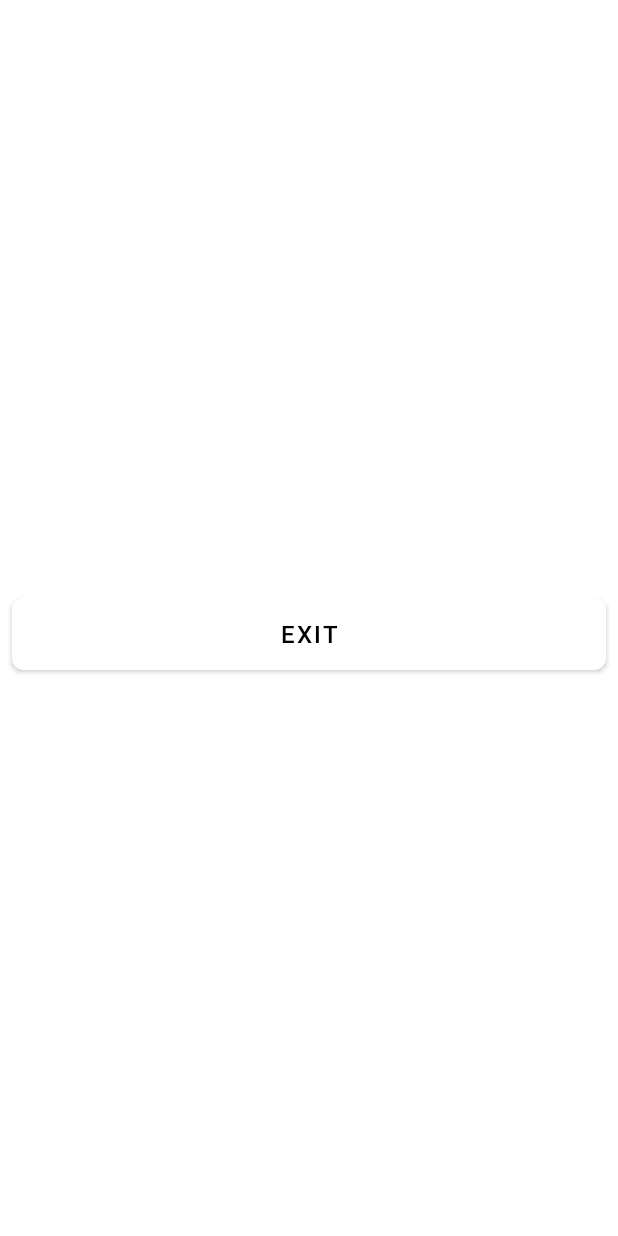
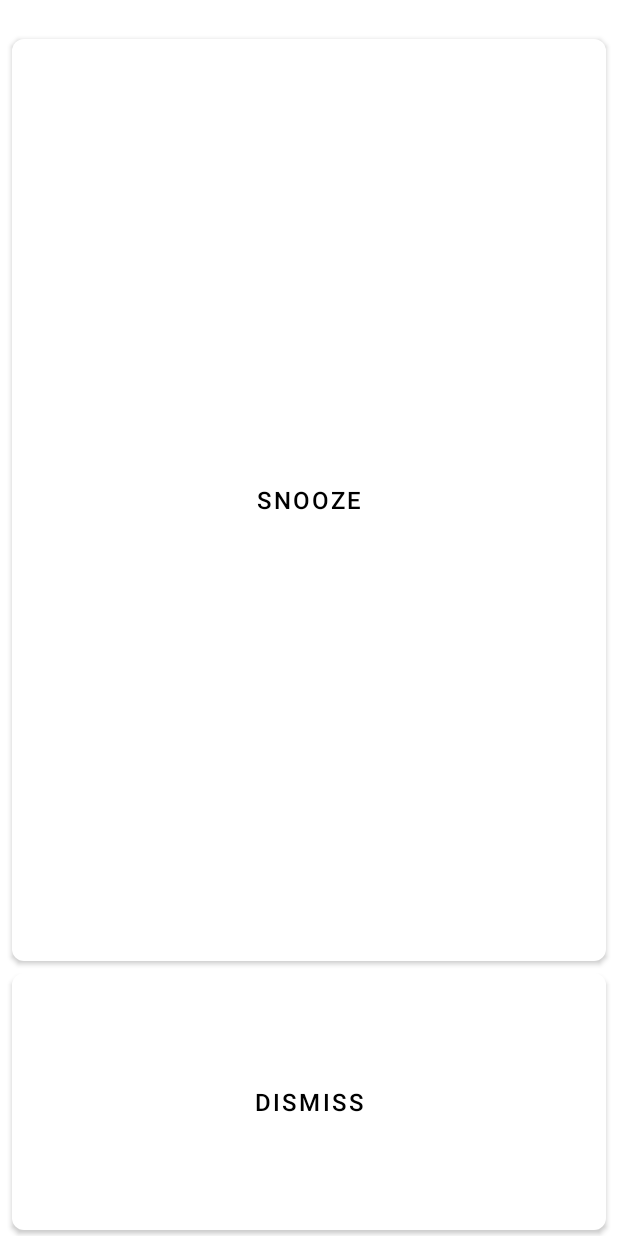
Before and after one commit to OctoBrownie/LarmLarms, an Android app: the AlarmRingingActivity screen opened directly, with no data from a screen before it, on a phone screen of 412 x 824 dp. Run offline under Robolectric (Android 15) with nearby library versions, the phone set to English and light mode, and no system bars; 3 statements that could not run were skipped.

Commit message:
Implemented snoozing alarms

```diff
--- a/app/src/main/java/com/apps/LarmLarms/ListableEditorActivity.java
+++ b/app/src/main/java/com/apps/LarmLarms/ListableEditorActivity.java
@@ -339,6 +339,8 @@ public class ListableEditorActivity extends AppCompatActivity implements Adapter
 			Log.e(TAG, "fromEditString returned null.");
 			exitActivity();
 		}
+
+		((Alarm)workingListable).unsnooze();
 	}
 	private void newFolderFieldSetup() {
 		isEditingAlarm = false;
--- a/app/src/main/java/com/apps/LarmLarms/NotificationCreatorService.java
+++ b/app/src/main/java/com/apps/LarmLarms/NotificationCreatorService.java
@@ -13,6 +13,10 @@ import android.widget.RemoteViews;
 
 import androidx.core.app.NotificationCompat;
 
+/**
+ * A very short-term service that runs in the background of a currently ringing alarm. Manages the
+ * notification for the alarm and playing the alarm sounds.
+ */
 public class NotificationCreatorService extends Service implements MediaPlayer.OnPreparedListener,
 		MediaPlayer.OnErrorListener {
 	private static final String TAG = "NotificationCreator";
--- a/app/src/main/res/layout/activity_alarm_ringing.xml
+++ b/app/src/main/res/layout/activity_alarm_ringing.xml
@@ -3,7 +3,7 @@
 	xmlns:tools="http://schemas.android.com/tools"
 
 	android:layout_width="match_parent"
-	android:layout_height="wrap_content"
+	android:layout_height="match_parent"
 	android:layout_gravity="center_vertical|center_horizontal"
 	android:orientation="vertical"
 	android:theme="@style/Theme.AppTheme"
@@ -23,9 +23,19 @@
 	<android.widget.Button
 		style="@style/ButtonStyle.Borderless"
 
-		android:id="@+id/saveButton"
+		android:id="@+id/snoozeButton"
+		android:layout_width="match_parent"
+		android:layout_height="0dp"
+		android:layout_weight="5"
+		android:onClick="snooze"
+		android:text="@string/notif_snooze" />
+	<android.widget.Button
+		style="@style/ButtonStyle.Borderless"
+
+		android:id="@+id/dismissButton"
 		android:layout_width="match_parent"
 		android:layout_height="wrap_content"
-		android:onClick="exitActivity"
-		android:text="@string/notif_exit" />
+		android:layout_weight="1"
+		android:onClick="dismiss"
+		android:text="@string/notif_dismiss" />
 </LinearLayout>
```
Also changed, not shown: app/src/main/java/com/apps/LarmLarms/Alarm.java (+51 -5 lines), app/src/main/java/com/apps/LarmLarms/AlarmRingingActivity.java (+28 -5 lines), 1 other file.
